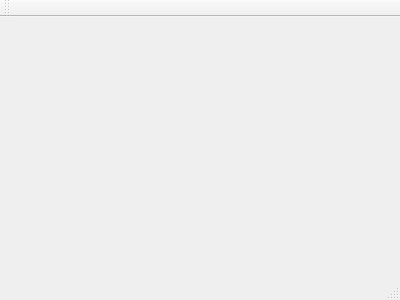
Old version of the form spriteview.ui in the repository Mitten25/SpriteEditor.
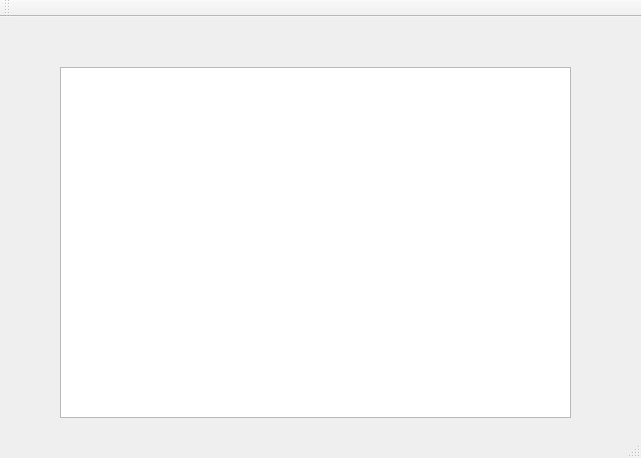
New version of the form.

Diff of the .ui file:
```diff
--- a/spriteview.ui
+++ b/spriteview.ui
@@ -1,24 +1,62 @@
 <ui version="4.0">
  <class>SpriteView</class>
- <widget class="QMainWindow" name="SpriteView" >
-  <property name="geometry" >
+ <widget class="QMainWindow" name="SpriteView">
+  <property name="geometry">
    <rect>
     <x>0</x>
     <y>0</y>
-    <width>400</width>
-    <height>300</height>
+    <width>641</width>
+    <height>458</height>
    </rect>
   </property>
-  <property name="windowTitle" >
+  <property name="minimumSize">
+   <size>
+    <width>641</width>
+    <height>0</height>
+   </size>
+  </property>
+  <property name="maximumSize">
+   <size>
+    <width>641</width>
+    <height>458</height>
+   </size>
+  </property>
+  <property name="windowTitle">
    <string>SpriteView</string>
   </property>
-  <widget class="QMenuBar" name="menuBar" />
-  <widget class="QToolBar" name="mainToolBar" />
-  <widget class="QWidget" name="centralWidget" />
-  <widget class="QStatusBar" name="statusBar" />
+  <widget class="QWidget" name="centralWidget">
+   <widget class="QTableView" name="tableView">
+    <property name="geometry">
+     <rect>
+      <x>60</x>
+      <y>50</y>
+      <width>511</width>
+      <height>351</height>
+     </rect>
+    </property>
+   </widget>
+  </widget>
+  <widget class="QMenuBar" name="menuBar">
+   <property name="geometry">
+    <rect>
+     <x>0</x>
+     <y>0</y>
+     <width>641</width>
+     <height>25</height>
+    </rect>
+   </property>
+  </widget>
+  <widget class="QToolBar" name="mainToolBar">
+   <attribute name="toolBarArea">
+    <enum>TopToolBarArea</enum>
+   </attribute>
+   <attribute name="toolBarBreak">
+    <bool>false</bool>
+   </attribute>
+  </widget>
+  <widget class="QStatusBar" name="statusBar"/>
  </widget>
- <layoutDefault spacing="6" margin="11" />
- <pixmapfunction></pixmapfunction>
+ <layoutdefault spacing="6" margin="11"/>
  <resources/>
  <connections/>
 </ui>
```
Left out of the diff: 1 changed line with no effect on the pictures.
